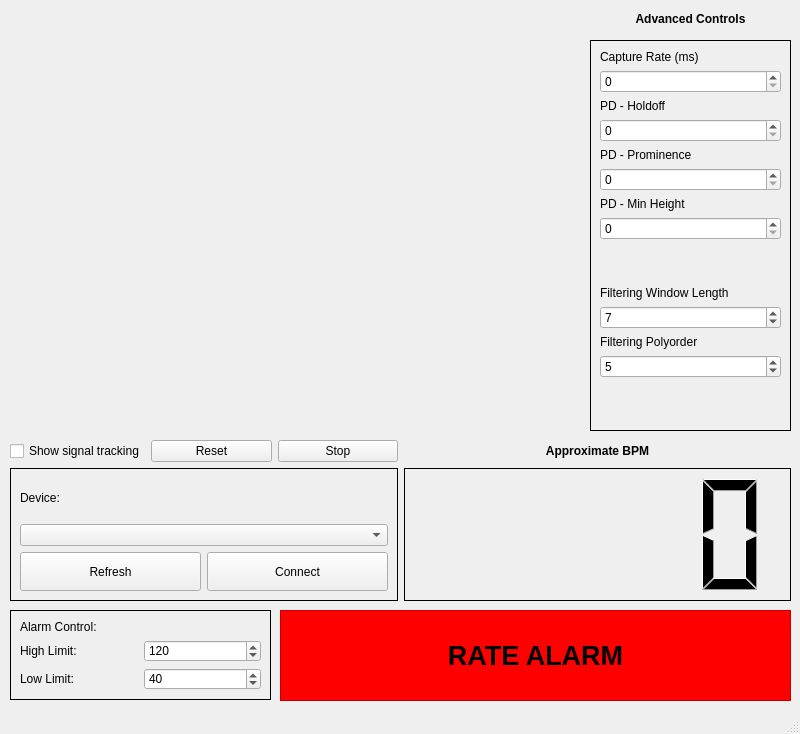
Old version of the form ecg_viewer_window.ui in the repository HTM-Workshop/ECG-Viewer.
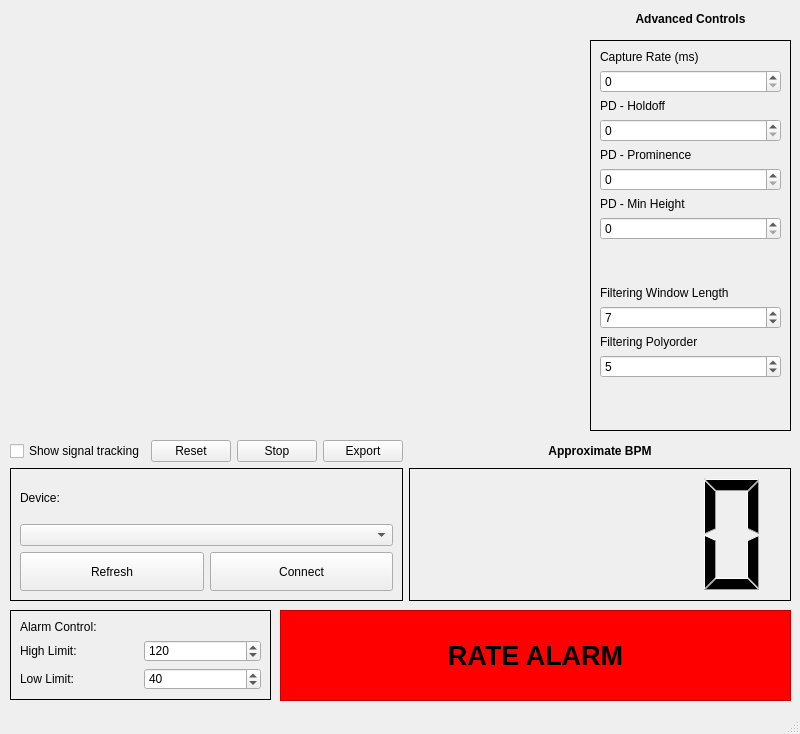
New version of the form. Icons and pictures are not drawn. Custom widgets are drawn as their Qt base class.

Commit message: Added export function, adjusted sample rate

The edit to the form file:
```diff
--- a/ecg_viewer_window.ui
+++ b/ecg_viewer_window.ui
@@ -117,6 +117,13 @@
          </property>
         </widget>
        </item>
+       <item>
+        <widget class="QPushButton" name="button_export">
+         <property name="text">
+          <string>Export</string>
+         </property>
+        </widget>
+       </item>
       </layout>
      </item>
      <item row="3" column="0">
```
The commit also changes 4 other files.
